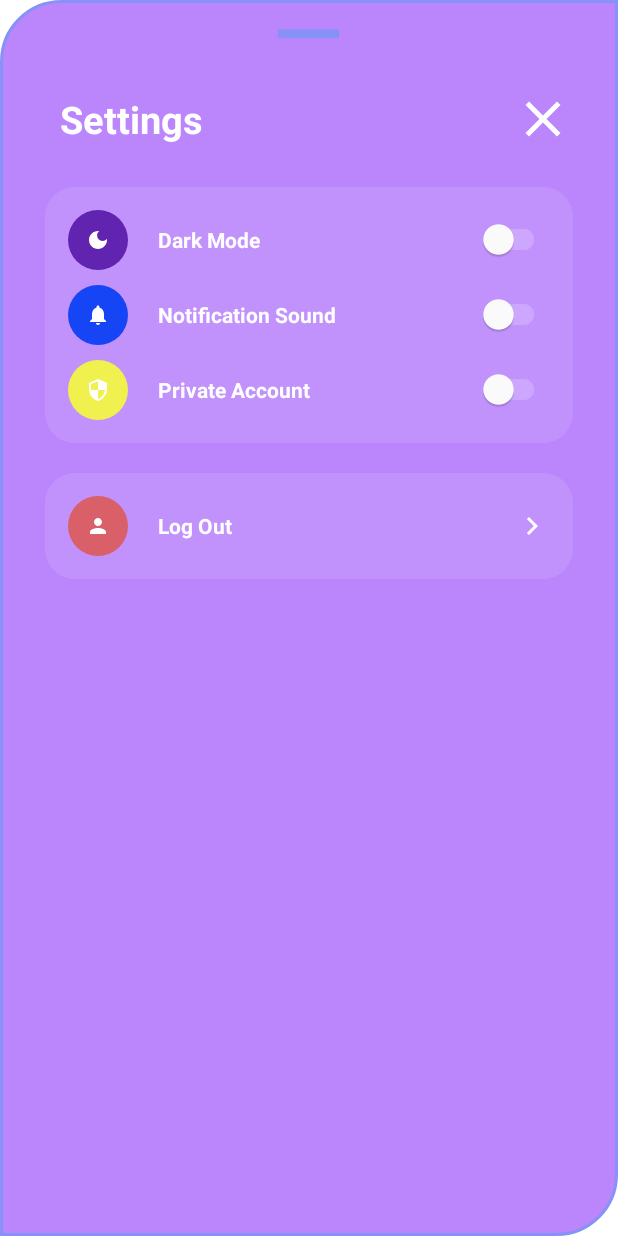
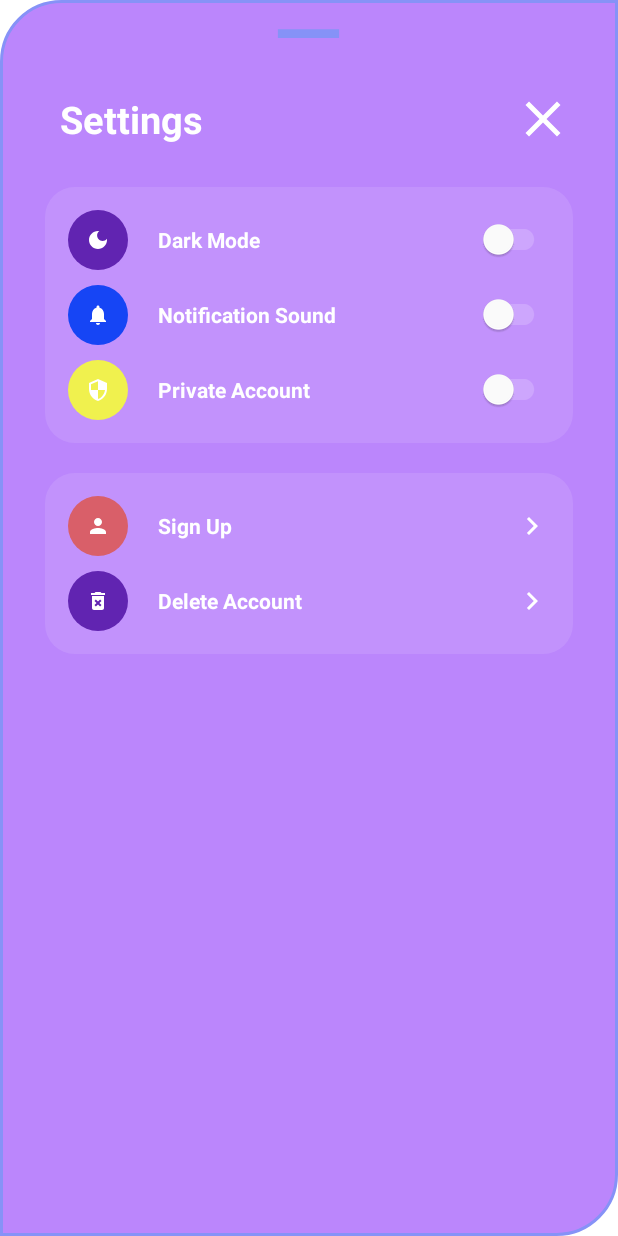
Before and after one commit to christosKontorias/Arcade-Mania-Collection, an Android app: the layout bottom_nav_settings.xml on its own in the app's theme, with its tools: preview values and no code run, on a phone screen of 412 x 824 dp. Run offline under Robolectric (Android 15) with nearby library versions, the phone set to English and light mode, and no system bars.

Commit message:
Bottom Nav Settings

```diff
--- /dev/null
+++ b/app/src/main/res/drawable/baseline_delete_forever_24.xml
@@ -0,0 +1,5 @@
+<vector android:height="24dp" android:tint="#FFFFFF"
+    android:viewportHeight="24" android:viewportWidth="24"
+    android:width="24dp" xmlns:android="http://schemas.android.com/apk/res/android">
+    <path android:fillColor="@android:color/white" android:pathData="M6,19c0,1.1 0.9,2 2,2h8c1.1,0 2,-0.9 2,-2L18,7L6,7v12zM8.46,11.88l1.41,-1.41L12,12.59l2.12,-2.12 1.41,1.41L13.41,14l2.12,2.12 -1.41,1.41L12,15.41l-2.12,2.12 -1.41,-1.41L10.59,14l-2.13,-2.12zM15.5,4l-1,-1h-5l-1,1L5,4v2h14L19,4z"/>
+</vector>
--- a/app/src/main/res/layout/bottom_nav_settings.xml
+++ b/app/src/main/res/layout/bottom_nav_settings.xml
@@ -151,9 +151,7 @@
         </RelativeLayout>
     </LinearLayout>
     <!--  Section 2 -->
-
     <LinearLayout
-        android:layout_marginBottom="20dp"
         android:background="@drawable/round_back_white10_20"
         android:layout_width="match_parent"
         android:layout_height="wrap_content"
@@ -181,7 +179,7 @@
                 android:layout_width="wrap_content"
                 android:layout_height="wrap_content"
                 android:layout_centerVertical="true"
-                android:text="Log Out"
+                android:text="Sign Up"
                 android:textColor="@color/white"
                 android:textStyle="bold"
                 android:layout_toEndOf="@id/accountIcon"/>
@@ -194,5 +192,42 @@
                 android:layout_alignParentEnd="true"
                 android:layout_centerVertical="true" />
         </RelativeLayout>
+        <!-- 2 Option Changed-->
+        <RelativeLayout
+            android:id="@+id/deleteAccountLayout"
+            android:layout_marginTop="10dp"
+            android:layout_width="match_parent"
+            android:layout_height="wrap_content">
+
+            <ImageView
+                android:id="@+id/deleteAccountIcon"
+                android:layout_width="40dp"
+                android:layout_height="40dp"
+                android:src="@drawable/baseline_delete_forever_24"
+                android:background="@drawable/round_back_1"
+                android:padding="12dp"/>
+            <TextView
+                android:id="@+id/deleteAccountTextView"
+                android:layout_marginStart="20dp"
+                android:layout_width="wrap_content"
+                android:layout_height="wrap_content"
+                android:layout_centerVertical="true"
+                android:text="Delete Account"
+                android:textColor="@color/white"
+                android:textStyle="bold"
+                android:layout_toEndOf="@id/deleteAccountIcon"/>
+
+            <ImageView
+                android:id="@+id/deleteProfileImgView"
+                android:layout_width="wrap_content"
+                android:layout_height="wrap_content"
+                android:src="@drawable/baseline_keyboard_arrow_right_24"
+                android:layout_alignParentEnd="true"
+                android:layout_centerVertical="true"
+                android:clickable="true"/>
+        </RelativeLayout>
     </LinearLayout>
+    <!--  Section 3 -->
+
+
 </LinearLayout>
```
Also changed, not shown: app/src/main/java/com/example/arcademania/MainActivity.java (+97 -5 lines).
